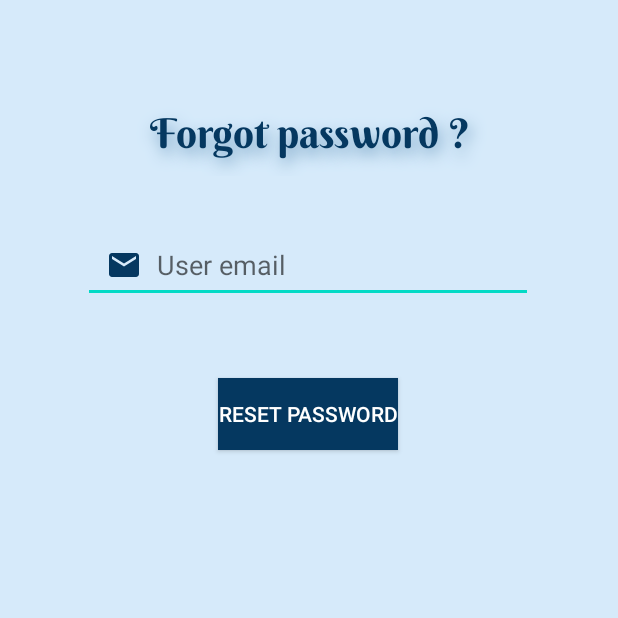
After one commit to ShreyaLakhani/HomeServiceHome, an Android app: the Clnt_forgot_password screen opened directly, with no data from a screen before it, on a phone screen of 412 x 824 dp, the top half of it. The commit adds this screen. Run offline under Robolectric (Android 15) with nearby library versions, the light colour scheme and no system bars.

Commit message:
forgot screens added

```diff
--- /dev/null
+++ b/app/src/main/java/com/example/homeservicehome/Clnt_forgot_password.java
@@ -0,0 +1,14 @@
+package com.example.homeservicehome;
+
+import androidx.appcompat.app.AppCompatActivity;
+
+import android.os.Bundle;
+
+public class Clnt_forgot_password extends AppCompatActivity {
+
+    @Override
+    protected void onCreate(Bundle savedInstanceState) {
+        super.onCreate(savedInstanceState);
+        setContentView(R.layout.activity_clnt_forgot_password);
+    }
+}
--- /dev/null
+++ b/app/src/main/res/layout/activity_clnt_forgot_password.xml
@@ -0,0 +1,59 @@
+<?xml version="1.0" encoding="utf-8"?>
+<androidx.constraintlayout.widget.ConstraintLayout xmlns:android="http://schemas.android.com/apk/res/android"
+    xmlns:app="http://schemas.android.com/apk/res-auto"
+    xmlns:tools="http://schemas.android.com/tools"
+    android:layout_width="match_parent"
+    android:layout_height="match_parent"
+    tools:context=".Clnt_forgot_password"
+    android:orientation="vertical"
+    android:background="#D6EAFA">
+    <TextView
+        android:id="@+id/orgfptxt"
+        android:layout_width="match_parent"
+        android:layout_height="46dp"
+        android:fontFamily="@font/berkshire_swash"
+        android:shadowColor="#7FA8C8"
+        android:shadowDx="3"
+        android:shadowDy="7"
+        android:shadowRadius="12"
+        android:text="@string/forgot_password"
+        android:textAlignment="center"
+        android:textColor="#053860"
+        android:textSize="27sp"
+        app:layout_constraintBottom_toBottomOf="parent"
+        app:layout_constraintEnd_toEndOf="parent"
+        app:layout_constraintHorizontal_bias="0.498"
+        app:layout_constraintStart_toStartOf="parent"
+        app:layout_constraintTop_toTopOf="parent"
+        app:layout_constraintVertical_bias="0.092" />
+
+    <androidx.appcompat.widget.AppCompatEditText
+        android:id="@+id/clntmail"
+        android:layout_width="300dp"
+        android:layout_height="50dp"
+        android:layout_marginTop="152dp"
+        android:drawableStart="@drawable/mail"
+        android:drawablePadding="10dp"
+        android:hint="@string/user_email"
+        android:paddingStart="15dp"
+        app:layout_constraintEnd_toEndOf="parent"
+        app:layout_constraintHorizontal_bias="0.495"
+        app:layout_constraintStart_toStartOf="parent"
+        app:layout_constraintTop_toTopOf="parent"
+        tools:ignore="RtlSymmetry,TextContrastCheck" />
+
+    <androidx.appcompat.widget.AppCompatButton
+        android:id="@+id/clntfp"
+        android:layout_width="wrap_content"
+        android:layout_height="wrap_content"
+        android:layout_marginTop="50dp"
+        android:background="@color/purple_500"
+        android:text="@string/reset_password"
+        android:textAlignment="center"
+        android:textColor="@color/white"
+        app:layout_constraintEnd_toEndOf="parent"
+        app:layout_constraintHorizontal_bias="0.498"
+        app:layout_constraintStart_toStartOf="parent"
+        app:layout_constraintTop_toBottomOf="@+id/clntmail" />
+
+</androidx.constraintlayout.widget.ConstraintLayout>
--- a/app/src/main/res/layout/activity_clnt_signin.xml
+++ b/app/src/main/res/layout/activity_clnt_signin.xml
@@ -7,6 +7,7 @@
     tools:context=".Clnt_signin"
     android:orientation="vertical"
     android:background="#D6EAFA">
+
     <TextView
         android:id="@+id/clntsignintxt"
         android:layout_width="114dp"
@@ -60,7 +61,7 @@
         tools:ignore="RtlSymmetry,TextContrastCheck" />
 
     <TextView
-        android:id="@+id/forgotpassword"
+        android:id="@+id/clntfp"
         android:layout_width="wrap_content"
         android:layout_height="wrap_content"
         android:layout_marginTop="15dp"
--- a/app/src/main/res/layout/activity_clnt_signup.xml
+++ b/app/src/main/res/layout/activity_clnt_signup.xml
@@ -83,7 +83,7 @@
         android:layout_marginTop="15dp"
         android:drawableStart="@drawable/home"
         android:drawablePadding="10dp"
-        android:hint="@string/user_state"
+        android:hint="@string/city_state"
         android:importantForAutofill="no"
         android:inputType="textMultiLine"
         android:paddingStart="15dp"
@@ -176,5 +176,4 @@
         app:layout_constraintVertical_bias="0.258"
         tools:ignore="RtlSymmetry,SpeakableTextPresentCheck" />
 
-
 </androidx.constraintlayout.widget.ConstraintLayout>
--- a/app/src/main/res/layout/activity_org_signin.xml
+++ b/app/src/main/res/layout/activity_org_signin.xml
@@ -61,7 +61,7 @@
         tools:ignore="RtlSymmetry,TextContrastCheck" />
 
     <TextView
-        android:id="@+id/forgotpassword"
+        android:id="@+id/orgfp"
         android:layout_width="wrap_content"
         android:layout_height="wrap_content"
         android:layout_marginTop="15dp"
```
Also changed, not shown: app/src/main/AndroidManifest.xml (+14 -0 lines), app/src/main/java/com/example/homeservicehome/Clnt_signin.java (+13 -2 lines), app/src/main/java/com/example/homeservicehome/Org_forgot_password.java (added, +14 -0 lines), app/src/main/java/com/example/homeservicehome/Org_signin.java (+10 -0 lines), app/src/main/res/layout/activity_org_dashboard.xml (+13 -11 lines), app/src/main/res/layout/activity_org_forgot_password.xml (added, +60 -0 lines), app/src/main/res/values/strings.xml (+8 -1 lines), 1 other file.
